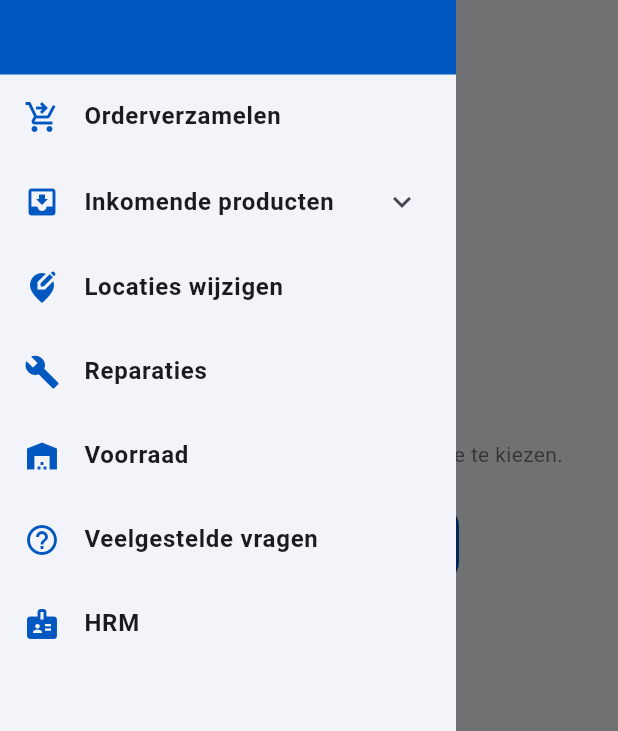
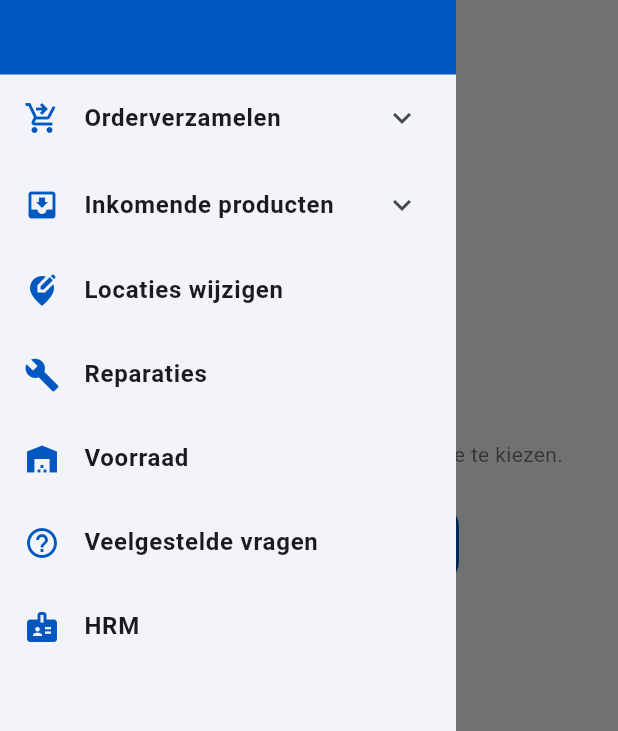
Before and after one commit to assaka/welhof_app, a Flutter app: the HomeScreen screen opened directly with empty values, with the side drawer open, on a phone screen of 412 x 824 dp. Shown: the part 263-994 px from the top of the screen. Run offline on Flutter 3.47's test engine with Material 3 defaults, Android fonts, the phone set to English and light mode, and no system bars; our stand-ins replace image_picker, shared_preferences; missing offline and left inert: mobile_scanner; accounts and stored records are empty.

Commit message:
Add Orders + Paklijsten under Orderverzamelen
Make Orderverzamelen an expandable drawer section: Orders (the existing
order-picking screen) and Paklijsten (placeholder for now).

Co-Authored-By: Claude Opus 4.8 <noreply@anthropic.com>

```diff
--- a/lib/screens/home_screen.dart
+++ b/lib/screens/home_screen.dart
@@ -152,8 +152,25 @@ class WelhofDrawer extends StatelessWidget {
             child: ListView(
               padding: EdgeInsets.zero,
               children: [
-                _tile(context, Icons.shopping_cart_checkout, 'Orderverzamelen',
-                    () => _open(context, const OrderPickingScreen())),
+                ExpansionTile(
+                  leading: const Icon(Icons.shopping_cart_checkout,
+                      color: WelhofColors.brand),
+                  title: const Text('Orderverzamelen',
+                      style: TextStyle(fontWeight: FontWeight.w600)),
+                  childrenPadding: const EdgeInsets.only(left: 16),
+                  children: [
+                    _tile(context, Icons.list_alt, 'Orders',
+                        () => _open(context, const OrderPickingScreen())),
+                    _tile(context, Icons.receipt_long, 'Paklijsten',
+                        () => _open(
+                            context,
+                            const SectionScreen(
+                              title: 'Paklijsten',
+                              icon: Icons.receipt_long,
+                              breadcrumb: 'Orderverzamelen',
+                            ))),
+                  ],
+                ),
                 // Incoming products → its single child (Returns) as a
                 // collapsible sub-item.
                 ExpansionTile(
```
